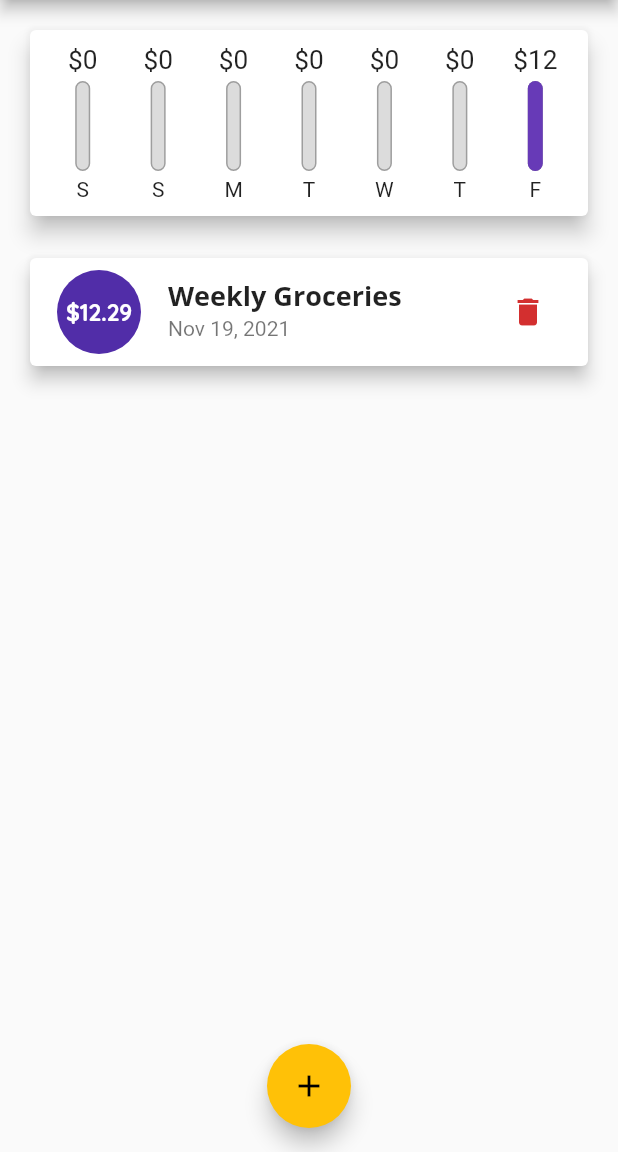
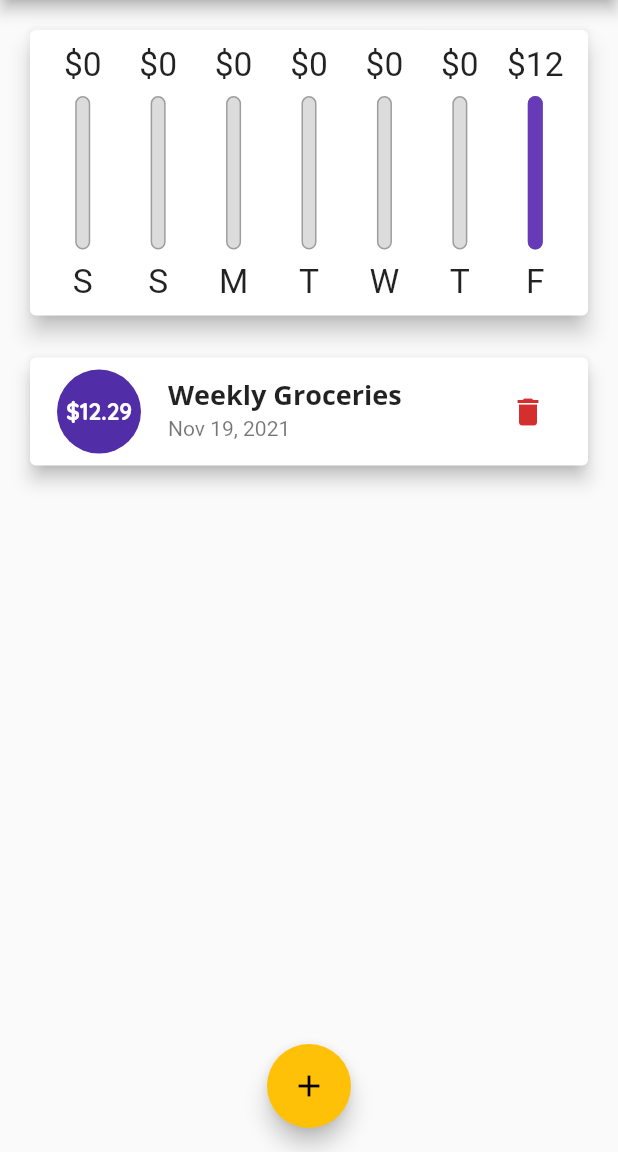
Before and after one commit to PratikJH153/Personal-Expenses-App, a Flutter app: the screen it shows after launch, after a tap on the "delete" icon, on a phone screen of 412 x 824 dp, the part 84-1236 px from its top. Run offline on Flutter 3.47's test engine with Material 2 defaults, Android fonts, the phone set to English and light mode, and no system bars.

Commit message:
Handling Responsiveness

```diff
--- a/lib/main.dart
+++ b/lib/main.dart
@@ -1,10 +1,19 @@
+import 'package:flutter/services.dart';
+
 import './widgets/new_transaction.dart';
 import './widgets/transaction_list.dart';
 import 'package:flutter/material.dart';
 import './models/transaction.dart';
 import './widgets/chart.dart';
 
-void main() => runApp(const MyApp());
+void main() {
+  WidgetsFlutterBinding.ensureInitialized();
+  SystemChrome.setPreferredOrientations([
+    DeviceOrientation.portraitUp,
+    DeviceOrientation.portraitDown,
+  ]);
+  runApp(const MyApp());
+}
 
 class MyApp extends StatelessWidget {
   const MyApp({Key? key}) : super(key: key);
@@ -113,8 +122,7 @@ class _HomePageState extends State<HomePage> {
 
   @override
   Widget build(BuildContext context) {
-    return Scaffold(
-      appBar: AppBar(
+    final appBar = AppBar(
       title: const Text("Personal Expenses"),
       actions: [
         IconButton(
@@ -124,13 +132,28 @@ class _HomePageState extends State<HomePage> {
           ),
         ),
       ],
-      ),
-      body: Column(
+    );
+    return Scaffold(
+      appBar: appBar,
+      body: SingleChildScrollView(
+        child: Column(
           crossAxisAlignment: CrossAxisAlignment.stretch,
           children: [
-          Chart(_recentTransactions),
-          TransactionList(_transactions, _deleteTransaction),
+            SizedBox(
+              height: (MediaQuery.of(context).size.height -
+                      appBar.preferredSize.height -
+                      MediaQuery.of(context).padding.top) *
+                  0.3,
+              child: Chart(_recentTransactions),
+            ),
+            SizedBox(
+                height: (MediaQuery.of(context).size.height -
+                        appBar.preferredSize.height -
+                        MediaQuery.of(context).padding.top) *
+                    0.7,
+                child: TransactionList(_transactions, _deleteTransaction)),
           ],
+        ),
       ),
       floatingActionButton: FloatingActionButton(
         onPressed: () => _startAddNewTransaction(context),
--- a/lib/widgets/chart_bar.dart
+++ b/lib/widgets/chart_bar.dart
@@ -13,19 +13,20 @@ class ChartBar extends StatelessWidget {
 
   @override
   Widget build(BuildContext context) {
+    return LayoutBuilder(builder: (context, constraints) {
       return Column(
         children: [
           SizedBox(
-          height: 20,
+            height: constraints.maxHeight * 0.15,
             child: FittedBox(
               child: Text("\$${spendingAmount.toStringAsFixed(0)}"),
             ),
           ),
-        const SizedBox(
-          height: 4,
+          SizedBox(
+            height: constraints.maxHeight * 0.05,
           ),
           SizedBox(
-          height: 60,
+            height: constraints.maxHeight * 0.6,
             width: 10,
             child: Stack(
               children: [
@@ -51,11 +52,17 @@ class ChartBar extends StatelessWidget {
               ],
             ),
           ),
-        const SizedBox(
-          height: 4,
+          SizedBox(
+            height: constraints.maxHeight * 0.05,
           ),
-        Text(label),
+          SizedBox(
+            height: constraints.maxHeight * 0.15,
+            child: FittedBox(
+              child: Text(label),
+            ),
+          ),
         ],
       );
+    });
   }
 }
--- a/lib/widgets/transaction_list.dart
+++ b/lib/widgets/transaction_list.dart
@@ -10,8 +10,7 @@ class TransactionList extends StatelessWidget {
 
   @override
   Widget build(BuildContext context) {
-    return Expanded(
-      child: transactions.isEmpty
+    return transactions.isEmpty
         ? Column(
             children: [
               Text(
@@ -70,7 +69,6 @@ class TransactionList extends StatelessWidget {
               );
             },
             itemCount: transactions.length,
-            ),
           );
   }
 }
```
Lines whose indentation alone changed are shown as unchanged.
